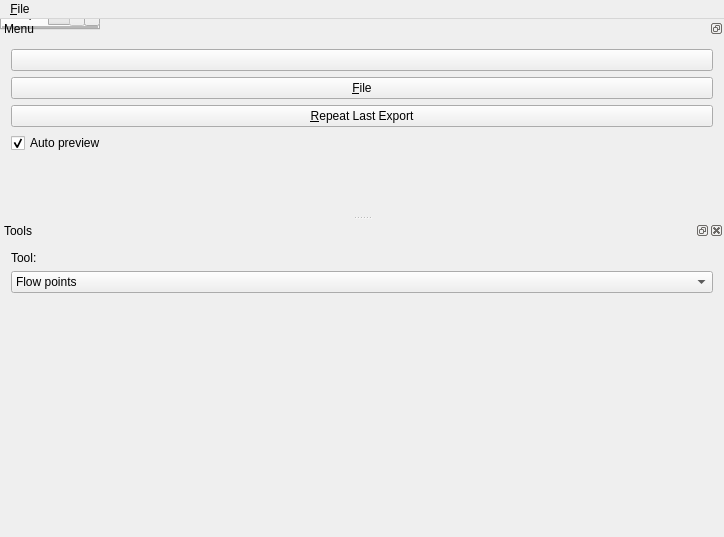
Above: femainwindow.ui from ppiecuch/flowed before the change. Below: the same form after it.
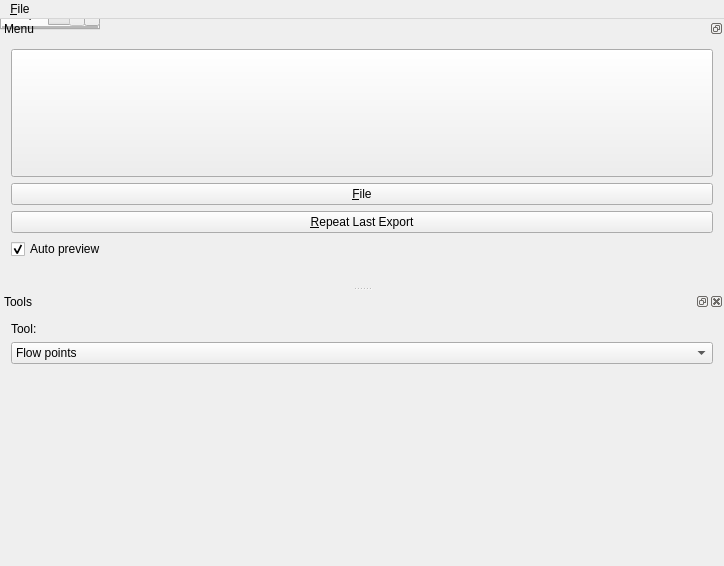
That is the form after the change.

Commit message: update; build with qt 5.10

```diff
--- a/femainwindow.ui
+++ b/femainwindow.ui
@@ -7,7 +7,7 @@
     <x>0</x>
     <y>0</y>
     <width>724</width>
-    <height>537</height>
+    <height>566</height>
    </rect>
   </property>
   <property name="windowTitle">
@@ -98,6 +98,12 @@
     <layout class="QVBoxLayout" name="verticalLayout_3">
      <item>
       <widget class="QPushButton" name="previewBtn">
+       <property name="minimumSize">
+        <size>
+         <width>128</width>
+         <height>128</height>
+        </size>
+       </property>
        <property name="text">
         <string/>
        </property>
```
Left out of the diff: 5 changed lines with no effect on the pictures. The commit also changes 2 other files.
